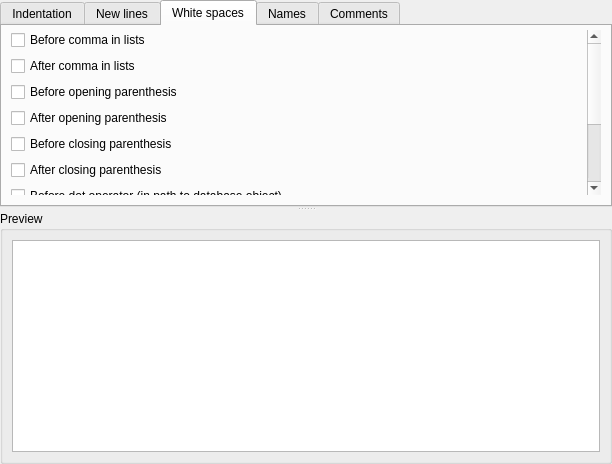
First picture: the form in trunk/Plugins/SqlEnterpriseFormatter/sqlenterpriseformatter.ui, repository pawelsalawa/sqlitestudio, before the edit.
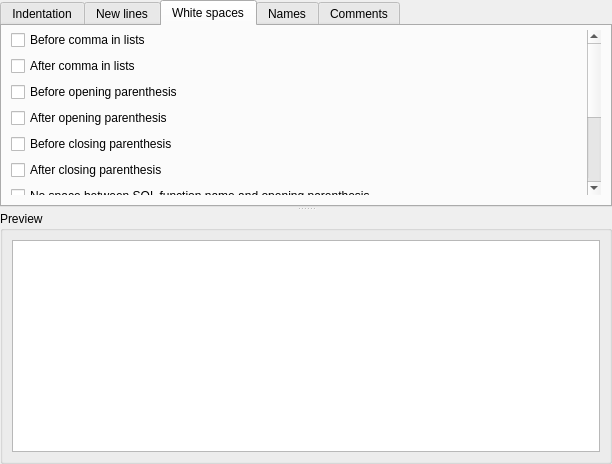
Second picture: the form after the edit. The open tabs and pages were chosen to show the change. Custom widgets are drawn as their Qt base class.

```diff
--- a/trunk/Plugins/SqlEnterpriseFormatter/sqlenterpriseformatter.ui
+++ b/trunk/Plugins/SqlEnterpriseFormatter/sqlenterpriseformatter.ui
@@ -391,8 +391,8 @@
             <rect>
              <x>0</x>
              <y>0</y>
-             <width>582</width>
-             <height>236</height>
+             <width>578</width>
+             <height>300</height>
             </rect>
            </property>
            <property name="styleSheet">
@@ -489,6 +489,19 @@
               </property>
              </widget>
             </item>
+            <item>
+             <widget class="QCheckBox" name="checkBox_29">
+              <property name="text">
+               <string>No space between SQL function name and opening parenthesis</string>
+              </property>
+              <property name="cfg" stdset="0">
+               <string>SqlEnterpriseFormatter.NoSpaceAfterFunctionName</string>
+              </property>
+              <property name="notify" stdset="0">
+               <bool>true</bool>
+              </property>
+             </widget>
+            </item>
             <item>
              <widget class="QCheckBox" name="checkBox_20">
               <property name="text">
```
Left out of the diff: 6 changed lines with no effect on the pictures.
